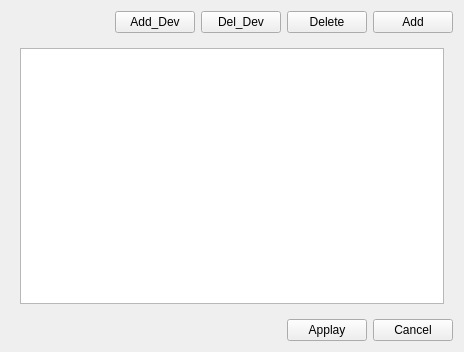
The window that src/MainWindow/ui/electronicComponentValueWindow.ui (Fedonenko/GraduationWork) describes before a commit, drawn with Qt 5.
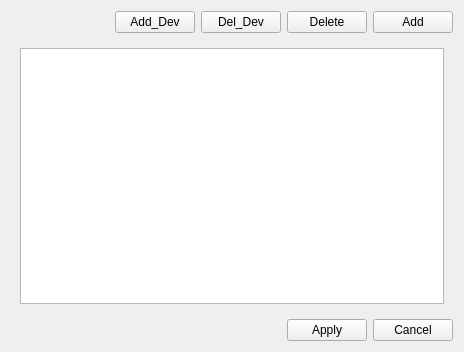
The same window after the commit.

The edit to the form file:
```diff
--- a/src/MainWindow/ui/electronicComponentValueWindow.ui
+++ b/src/MainWindow/ui/electronicComponentValueWindow.ui
@@ -74,7 +74,7 @@
    <item row="2" column="3">
     <widget class="QPushButton" name="applayButton">
      <property name="text">
-      <string>Applay</string>
+      <string>Apply</string>
      </property>
     </widget>
    </item>
```
Left out of the diff: 2 changed lines with no effect on the pictures.
